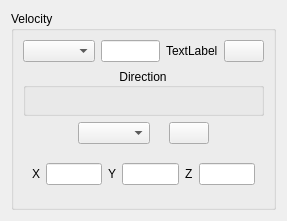
Old version of the form gui/Pages/BoundaryConditionsVelocityInletForm.ui in the repository code-saturne/code_saturne.
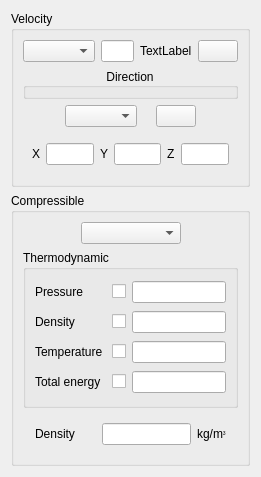
New version of the form. Icons and pictures are not drawn.

Commit message: add compressible algorithm in GUI

Patch:
```diff
--- a/gui/Pages/BoundaryConditionsVelocityInletForm.ui
+++ b/gui/Pages/BoundaryConditionsVelocityInletForm.ui
@@ -1,21 +1,21 @@
 <ui version="4.0" >
  <class>BoundaryConditionsVelocityInletForm</class>
- <widget class="QWidget" name="BoundaryConditionsVelocityInletForm" >
-  <property name="geometry" >
+ <widget class="QWidget" name="BoundaryConditionsVelocityInletForm">
+  <property name="geometry">
    <rect>
     <x>0</x>
     <y>0</y>
-    <width>287</width>
-    <height>221</height>
+    <width>261</width>
+    <height>471</height>
    </rect>
   </property>
   <property name="windowTitle" >
    <string>Form</string>
   </property>
-  <layout class="QGridLayout" name="gridLayout" >
-   <item row="0" column="0" >
-    <widget class="QGroupBox" name="groupBoxVelocity" >
-     <property name="title" >
+  <layout class="QGridLayout" name="gridLayout_4">
+   <item row="0" column="0">
+    <widget class="QGroupBox" name="groupBoxVelocity">
+     <property name="title">
       <string>Velocity</string>
      </property>
      <layout class="QVBoxLayout" name="verticalLayout" >
@@ -307,6 +307,325 @@
      </layout>
     </widget>
    </item>
+   <item row="1" column="0">
+    <widget class="QGroupBox" name="groupBoxCompressible">
+     <property name="title">
+      <string>Compressible</string>
+     </property>
+     <layout class="QGridLayout" name="gridLayout_3">
+      <item row="0" column="0">
+       <layout class="QVBoxLayout" name="verticalLayout_2">
+        <item>
+         <layout class="QGridLayout" name="_2">
+          <property name="margin">
+           <number>0</number>
+          </property>
+          <property name="spacing">
+           <number>6</number>
+          </property>
+          <item row="0" column="0">
+           <spacer>
+            <property name="orientation">
+             <enum>Qt::Horizontal</enum>
+            </property>
+            <property name="sizeHint" stdset="0">
+             <size>
+              <width>40</width>
+              <height>20</height>
+             </size>
+            </property>
+           </spacer>
+          </item>
+          <item row="0" column="2">
+           <spacer>
+            <property name="orientation">
+             <enum>Qt::Horizontal</enum>
+            </property>
+            <property name="sizeHint" stdset="0">
+             <size>
+              <width>40</width>
+              <height>20</height>
+             </size>
+            </property>
+           </spacer>
+          </item>
+          <item row="0" column="1">
+           <widget class="QComboBox" name="comboBoxTypeInlet">
+            <property name="minimumSize">
+             <size>
+              <width>100</width>
+              <height>0</height>
+             </size>
+            </property>
+           </widget>
+          </item>
+         </layout>
+        </item>
+        <item>
+         <widget class="QGroupBox" name="groupBoxThermodynamic">
+          <property name="title">
+           <string>Thermodynamic</string>
+          </property>
+          <layout class="QGridLayout" name="gridLayout_2">
+           <item row="0" column="0">
+            <spacer name="spacer">
+             <property name="orientation">
+              <enum>Qt::Horizontal</enum>
+             </property>
+             <property name="sizeHint" stdset="0">
+              <size>
+               <width>0</width>
+               <height>117</height>
+              </size>
+             </property>
+            </spacer>
+           </item>
+           <item row="0" column="1">
+            <layout class="QGridLayout" name="gridLayout">
+             <item row="0" column="0">
+              <widget class="QLabel" name="labelPressure">
+               <property name="text">
+                <string>Pressure</string>
+               </property>
+              </widget>
+             </item>
+             <item row="0" column="1">
+              <spacer>
+               <property name="orientation">
+                <enum>Qt::Horizontal</enum>
+               </property>
+               <property name="sizeHint" stdset="0">
+                <size>
+                 <width>17</width>
+                 <height>22</height>
+                </size>
+               </property>
+              </spacer>
+             </item>
+             <item row="0" column="2">
+              <widget class="QCheckBox" name="checkBoxPressure">
+               <property name="text">
+                <string/>
+               </property>
+              </widget>
+             </item>
+             <item row="0" column="3">
+              <widget class="QLineEdit" name="lineEditPressure"/>
+             </item>
+             <item row="1" column="0">
+              <widget class="QLabel" name="labelDensity">
+               <property name="text">
+                <string>Density</string>
+               </property>
+              </widget>
+             </item>
+             <item row="1" column="1">
+              <spacer>
+               <property name="orientation">
+                <enum>Qt::Horizontal</enum>
+               </property>
+               <property name="sizeHint" stdset="0">
+                <size>
+                 <width>17</width>
+                 <height>22</height>
+                </size>
+               </property>
+              </spacer>
+             </item>
+             <item row="1" column="2">
+              <widget class="QCheckBox" name="checkBoxDensity">
+               <property name="text">
+                <string/>
+               </property>
+              </widget>
+             </item>
+             <item row="1" column="3">
+              <widget class="QLineEdit" name="lineEditDensity"/>
+             </item>
+             <item row="2" column="0">
+              <widget class="QLabel" name="labelTemperature">
+               <property name="text">
+                <string>Temperature</string>
+               </property>
+              </widget>
+             </item>
+             <item row="2" column="1">
+              <spacer>
+               <property name="orientation">
+                <enum>Qt::Horizontal</enum>
+               </property>
+               <property name="sizeHint" stdset="0">
+                <size>
+                 <width>17</width>
+                 <height>22</height>
+                </size>
+               </property>
+              </spacer>
+             </item>
+             <item row="2" column="2">
+              <widget class="QCheckBox" name="checkBoxTemperature">
+               <property name="text">
+                <string/>
+               </property>
+              </widget>
+             </item>
+             <item row="2" column="3">
+              <widget class="QLineEdit" name="lineEditTemperature"/>
+             </item>
+             <item row="3" column="0">
+              <widget class="QLabel" name="labelEnergy">
+               <property name="text">
+                <string>Total energy</string>
+               </property>
+              </widget>
+             </item>
+             <item row="3" column="1">
+              <spacer>
+               <property name="orientation">
+                <enum>Qt::Horizontal</enum>
+               </property>
+               <property name="sizeHint" stdset="0">
+                <size>
+                 <width>17</width>
+                 <height>22</height>
+                </size>
+               </property>
+              </spacer>
+             </item>
+             <item row="3" column="2">
+              <widget class="QCheckBox" name="checkBoxEnergy">
+               <property name="text">
+                <string/>
+               </property>
+              </widget>
+             </item>
+             <item row="3" column="3">
+              <widget class="QLineEdit" name="lineEditEnergy"/>
+             </item>
+            </layout>
+           </item>
+           <item row="0" column="2">
+            <spacer>
+             <property name="orientation">
+              <enum>Qt::Horizontal</enum>
+             </property>
+             <property name="sizeHint" stdset="0">
+              <size>
+               <width>20</width>
+               <height>117</height>
+              </size>
+             </property>
+            </spacer>
+           </item>
+          </layout>
+         </widget>
+        </item>
+        <item>
+         <widget class="QFrame" name="frameDensity">
+          <property name="frameShape">
+           <enum>QFrame::NoFrame</enum>
+          </property>
+          <property name="frameShadow">
+           <enum>QFrame::Raised</enum>
+          </property>
+          <layout class="QHBoxLayout" name="_6">
+           <property name="spacing">
+            <number>6</number>
+           </property>
+           <property name="margin">
+            <number>9</number>
+           </property>
+           <item>
+            <spacer>
+             <property name="orientation">
+              <enum>Qt::Horizontal</enum>
+             </property>
+             <property name="sizeHint" stdset="0">
+              <size>
+               <width>40</width>
+               <height>20</height>
+              </size>
+             </property>
+            </spacer>
+           </item>
+           <item>
+            <layout class="QHBoxLayout" name="_7">
+             <property name="spacing">
+              <number>6</number>
+             </property>
+             <property name="margin">
+              <number>0</number>
+             </property>
+             <item>
+              <widget class="QLabel" name="labelDensity2">
+               <property name="text">
+                <string>Density</string>
+               </property>
+              </widget>
+             </item>
+             <item>
+              <spacer>
+               <property name="orientation">
+                <enum>Qt::Horizontal</enum>
+               </property>
+               <property name="sizeHint" stdset="0">
+                <size>
+                 <width>40</width>
+                 <height>20</height>
+                </size>
+               </property>
+              </spacer>
+             </item>
+             <item>
+              <widget class="QLineEdit" name="lineEditDensity2"/>
+             </item>
+             <item>
+              <widget class="QLabel" name="labelUnitDensity">
+               <property name="text">
+                <string>&lt;!DOCTYPE HTML PUBLIC &quot;-//W3C//DTD HTML 4.0//EN&quot; &quot;http://www.w3.org/TR/REC-html40/strict.dtd&quot;&gt;
+&lt;html&gt;&lt;head&gt;&lt;meta name=&quot;qrichtext&quot; content=&quot;1&quot; /&gt;&lt;style type=&quot;text/css&quot;&gt;
+p, li { white-space: pre-wrap; }
+&lt;/style&gt;&lt;/head&gt;&lt;body style=&quot; font-family:'DejaVu Sans'; font-size:9pt; font-weight:400; font-style:normal;&quot;&gt;
+&lt;p style=&quot; margin-top:0px; margin-bottom:0px; margin-left:0px; margin-right:0px; -qt-block-indent:0; text-indent:0px;&quot;&gt;&lt;span style=&quot; font-family:'Sans Serif';&quot;&gt;kg/m&lt;/span&gt;&lt;span style=&quot; font-family:'Sans Serif'; font-size:6pt; vertical-align:super;&quot;&gt;3&lt;/span&gt;&lt;/p&gt;&lt;/body&gt;&lt;/html&gt;</string>
+               </property>
+              </widget>
+             </item>
+            </layout>
+           </item>
+           <item>
+            <spacer>
+             <property name="orientation">
+              <enum>Qt::Horizontal</enum>
+             </property>
+             <property name="sizeHint" stdset="0">
+              <size>
+               <width>40</width>
+               <height>20</height>
+              </size>
+             </property>
+            </spacer>
+           </item>
+          </layout>
+         </widget>
+        </item>
+       </layout>
+      </item>
+     </layout>
+    </widget>
+   </item>
+   <item row="2" column="0">
+    <spacer name="spacer_2">
+     <property name="orientation">
+      <enum>Qt::Vertical</enum>
+     </property>
+     <property name="sizeHint" stdset="0">
+      <size>
+       <width>20</width>
+       <height>51</height>
+      </size>
+     </property>
+    </spacer>
+   </item>
   </layout>
  </widget>
  <resources>
```
Left out of the diff: 141 changed lines with no effect on the pictures. The commit also changes 30 other files.
